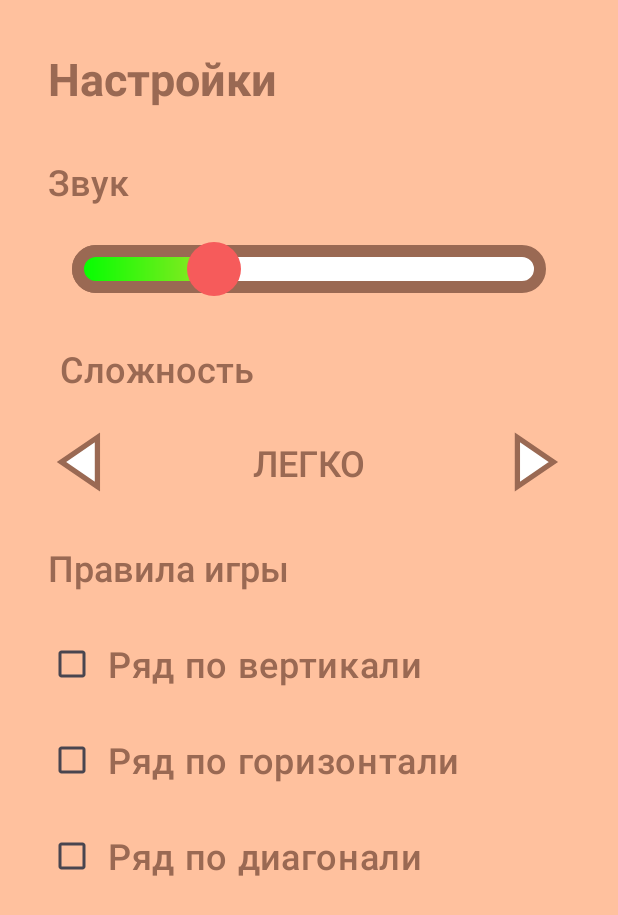
After one commit to ShagaevSalim/Tic-tac-toe, an Android app: the SettingsActivity screen opened directly, with no data from a screen before it, on a phone screen of 412 x 824 dp. The commit adds this screen. Shown: the top 915 px of the screen. Run offline under Robolectric (Android 15) with nearby library versions, the phone set to English and light mode, and no system bars.

Commit message:
added SettingsActivity and XML for it

```diff
--- a/app/src/main/AndroidManifest.xml
+++ b/app/src/main/AndroidManifest.xml
@@ -13,6 +13,9 @@
         android:theme="@style/Theme.Tictactoe"
         tools:targetApi="31">
         <activity
+            android:name=".SettingsActivity"
+            android:exported="false" />
+        <activity
             android:name=".MainActivity"
             android:exported="true">
             <intent-filter>
--- /dev/null
+++ b/app/src/main/java/com/shag/tic_tac_toe/SettingsActivity.kt
@@ -0,0 +1,20 @@
+package com.shag.tic_tac_toe
+
+import android.os.Bundle
+import androidx.activity.enableEdgeToEdge
+import androidx.appcompat.app.AppCompatActivity
+import androidx.core.view.ViewCompat
+import androidx.core.view.WindowInsetsCompat
+
+class SettingsActivity : AppCompatActivity() {
+    override fun onCreate(savedInstanceState: Bundle?) {
+        super.onCreate(savedInstanceState)
+        enableEdgeToEdge()
+        setContentView(R.layout.activity_settings)
+        ViewCompat.setOnApplyWindowInsetsListener(findViewById(R.id.main)) { v, insets ->
+            val systemBars = insets.getInsets(WindowInsetsCompat.Type.systemBars())
+            v.setPadding(systemBars.left, systemBars.top, systemBars.right, systemBars.bottom)
+            insets
+        }
+    }
+}
--- /dev/null
+++ b/app/src/main/res/drawable/ic_thumb.xml
@@ -0,0 +1,7 @@
+<?xml version="1.0" encoding="utf-8"?>
+<shape android:shape="oval"
+    xmlns:android="http://schemas.android.com/apk/res/android">
+
+    <size android:width="36dp" android:height="36dp"/>
+    <solid android:color="@color/red"/>
+</shape>
--- /dev/null
+++ b/app/src/main/res/drawable/style_seekbar.xml
@@ -0,0 +1,7 @@
+<?xml version="1.0" encoding="utf-8"?>
+<layer-list xmlns:android="http://schemas.android.com/apk/res/android">
+    <item android:drawable="@drawable/style_seekbar_empty"/>
+    <item>
+        <clip android:drawable="@drawable/style_seekbar_progress"/>
+    </item>
+</layer-list>
--- /dev/null
+++ b/app/src/main/res/drawable/style_seekbar_empty.xml
@@ -0,0 +1,9 @@
+<?xml version="1.0" encoding="utf-8"?>
+<shape android:shape="rectangle"
+    xmlns:android="http://schemas.android.com/apk/res/android">
+
+    <stroke android:width="8dp" android:color="@color/brown"/>
+    <solid android:color="@color/white"/>
+    <corners android:radius="16dp"/>
+
+</shape>
--- /dev/null
+++ b/app/src/main/res/drawable/style_seekbar_progress.xml
@@ -0,0 +1,8 @@
+<?xml version="1.0" encoding="utf-8"?>
+<shape android:shape="rectangle"
+    xmlns:android="http://schemas.android.com/apk/res/android">
+    <stroke android:width="8dp" android:color="@color/brown"/>
+    <corners android:radius="16dp"/>
+    <gradient android:startColor="#00ff00" android:centerColor="#FFD53F" android:endColor="@color/red"/>
+
+</shape>
--- a/app/src/main/res/layout/activity_main.xml
+++ b/app/src/main/res/layout/activity_main.xml
@@ -48,7 +48,7 @@
         style="@style/style_btn"
         android:layout_width="0dp"
         android:layout_height="wrap_content"
-        android:layout_marginBottom="128dp"
+        android:layout_marginBottom="64dp"
         android:text="@string/title_settings"
         app:layout_constraintBottom_toBottomOf="parent"
         app:layout_constraintEnd_toEndOf="@+id/toContinueGame"
--- /dev/null
+++ b/app/src/main/res/layout/activity_settings.xml
@@ -0,0 +1,155 @@
+<?xml version="1.0" encoding="utf-8"?>
+<androidx.constraintlayout.widget.ConstraintLayout xmlns:android="http://schemas.android.com/apk/res/android"
+    xmlns:app="http://schemas.android.com/apk/res-auto"
+    xmlns:tools="http://schemas.android.com/tools"
+    android:id="@+id/main"
+    android:layout_width="match_parent"
+    android:layout_height="match_parent"
+    android:background="@color/yellowBrightBC"
+    tools:context=".SettingsActivity">
+
+    <TextView
+        android:id="@+id/textView"
+        android:layout_width="wrap_content"
+        android:layout_height="wrap_content"
+        android:layout_marginStart="32dp"
+        android:layout_marginTop="32dp"
+        android:fontFamily="@font/roboto_bold"
+        android:text="Настройки"
+        android:textColor="@color/brown"
+        android:textSize="30sp"
+        app:layout_constraintStart_toStartOf="parent"
+        app:layout_constraintTop_toTopOf="parent" />
+
+    <TextView
+        android:id="@+id/textView2"
+        android:layout_width="wrap_content"
+        android:layout_height="wrap_content"
+        android:layout_marginStart="32dp"
+        android:layout_marginTop="32dp"
+        android:fontFamily="@font/roboto_medium"
+        android:text="Звук"
+        android:textColor="@color/brown"
+        android:textSize="24sp"
+        app:layout_constraintStart_toStartOf="parent"
+        app:layout_constraintTop_toBottomOf="@+id/textView" />
+
+    <TextView
+        android:id="@+id/textView3"
+        android:layout_width="wrap_content"
+        android:layout_height="wrap_content"
+        android:layout_marginStart="40dp"
+        android:layout_marginTop="32dp"
+        android:fontFamily="@font/roboto_medium"
+        android:text="Сложность"
+        android:textColor="@color/brown"
+        android:textSize="24sp"
+        app:layout_constraintStart_toStartOf="parent"
+        app:layout_constraintTop_toBottomOf="@+id/seekBar" />
+
+    <TextView
+        android:id="@+id/textView5"
+        android:layout_width="wrap_content"
+        android:layout_height="wrap_content"
+        android:layout_marginStart="32dp"
+        android:layout_marginTop="32dp"
+        android:fontFamily="@font/roboto_medium"
+        android:text="Правила игры"
+        android:textColor="@color/brown"
+        android:textSize="24sp"
+        app:layout_constraintStart_toStartOf="parent"
+        app:layout_constraintTop_toBottomOf="@+id/imageView2" />
+
+    <TextView
+        android:id="@+id/textviewEAZY"
+        android:layout_width="wrap_content"
+        android:layout_height="wrap_content"
+        android:layout_marginStart="32dp"
+        android:layout_marginEnd="32dp"
+        android:fontFamily="@font/roboto_medium"
+        android:text="Легко"
+        android:textAllCaps="true"
+        android:textColor="@color/brown"
+        android:textSize="24sp"
+        app:layout_constraintBottom_toBottomOf="@+id/imageView3"
+        app:layout_constraintEnd_toStartOf="@+id/imageView3"
+        app:layout_constraintStart_toEndOf="@+id/imageView2"
+        app:layout_constraintTop_toTopOf="@+id/imageView3" />
+
+    <SeekBar
+        android:id="@+id/seekBar"
+        android:layout_width="0dp"
+        android:layout_height="wrap_content"
+        android:layout_marginStart="32dp"
+        android:layout_marginTop="24dp"
+        android:layout_marginEnd="32dp"
+        android:progress="30"
+        android:progressDrawable="@drawable/style_seekbar"
+        android:splitTrack="false"
+        android:thumb="@drawable/ic_thumb"
+        app:layout_constraintEnd_toEndOf="parent"
+        app:layout_constraintStart_toStartOf="parent"
+        app:layout_constraintTop_toBottomOf="@+id/textView2" />
+
+    <ImageView
+        android:id="@+id/imageView2"
+        android:layout_width="44dp"
+        android:layout_height="44dp"
+        android:layout_marginStart="32dp"
+        android:layout_marginTop="24dp"
+        app:layout_constraintStart_toStartOf="parent"
+        app:layout_constraintTop_toBottomOf="@+id/textView3"
+        app:srcCompat="@drawable/ic_previous" />
+
+    <ImageView
+        android:id="@+id/imageView3"
+        android:layout_width="44dp"
+        android:layout_height="44dp"
+        android:layout_marginTop="24dp"
+        android:layout_marginEnd="32dp"
+        app:layout_constraintEnd_toEndOf="parent"
+        app:layout_constraintTop_toBottomOf="@+id/textView3"
+        app:srcCompat="@drawable/ic_next" />
+
+    <CheckBox
+        android:id="@+id/checkBox"
+        android:layout_width="wrap_content"
+        android:layout_height="wrap_content"
+        android:layout_marginStart="32dp"
+        android:layout_marginTop="24dp"
+        android:fontFamily="@font/roboto_medium"
+        android:paddingLeft="8dp"
+        android:text="Ряд по вертикали"
+        android:textColor="@color/brown"
+        android:textSize="24sp"
+        app:layout_constraintStart_toStartOf="parent"
+        app:layout_constraintTop_toBottomOf="@+id/textView5" />
+
+    <CheckBox
+        android:id="@+id/checkBox2"
+        android:layout_width="wrap_content"
+        android:layout_height="wrap_content"
+        android:layout_marginStart="32dp"
+        android:layout_marginTop="16dp"
+        android:fontFamily="@font/roboto_medium"
+        android:paddingLeft="8dp"
+        android:text="Ряд по горизонтали"
+        android:textColor="@color/brown"
+        android:textSize="24sp"
+        app:layout_constraintStart_toStartOf="parent"
+        app:layout_constraintTop_toBottomOf="@+id/checkBox" />
+
+    <CheckBox
+        android:id="@+id/checkBox3"
+        android:layout_width="wrap_content"
+        android:layout_height="wrap_content"
+        android:layout_marginStart="32dp"
+        android:layout_marginTop="16dp"
+        android:fontFamily="@font/roboto_medium"
+        android:paddingLeft="8dp"
+        android:text="Ряд по диагонали"
+        android:textColor="@color/brown"
+        android:textSize="24sp"
+        app:layout_constraintStart_toStartOf="parent"
+        app:layout_constraintTop_toBottomOf="@+id/checkBox2" />
+</androidx.constraintlayout.widget.ConstraintLayout>
```
Also changed, not shown: app/src/main/res/font/roboto_bold.ttf (added), app/src/main/res/font/roboto_medium.ttf (added).
